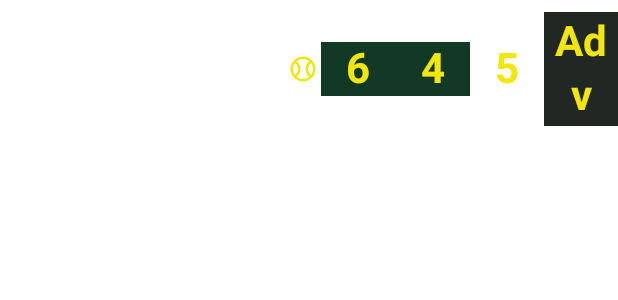
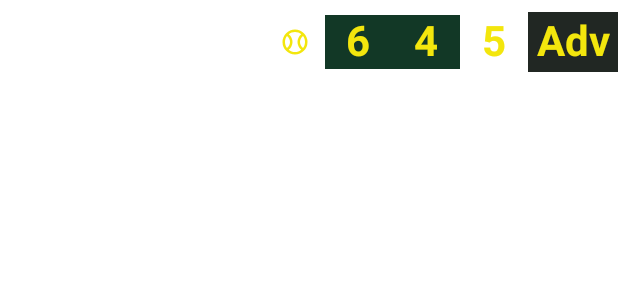
Before and after one commit to carlosjimz87/TennisScoreboard, an Android app built with Jetpack Compose: the @Preview function PreviewPlayerRow_Advantage, on a phone screen of 412 x 824 dp. Shown: the top 300 px of the screen. Run offline under Robolectric (Android 15) with nearby library versions, the phone set to English and light mode, and no system bars.

Commit message:
:art: Improve ui details

```diff
--- a/app/src/main/java/com/carlosjimz87/tennisscoreboard/ui/composables/atoms/BallOrTrophy.kt
+++ b/app/src/main/java/com/carlosjimz87/tennisscoreboard/ui/composables/atoms/BallOrTrophy.kt
@@ -3,6 +3,7 @@ package com.carlosjimz87.tennisscoreboard.ui.composables.atoms
 import androidx.compose.foundation.layout.Box
 import androidx.compose.foundation.layout.Spacer
 import androidx.compose.foundation.layout.size
+import androidx.compose.foundation.layout.width
 import androidx.compose.runtime.Composable
 import androidx.compose.ui.Alignment
 import androidx.compose.ui.Modifier
@@ -24,4 +25,5 @@ fun BallOrTrophy(
             else -> Spacer(modifier = Modifier.size(24.dp))
         }
     }
+    Spacer(modifier = Modifier.width(8.dp))
 }
--- a/app/src/main/java/com/carlosjimz87/tennisscoreboard/ui/composables/atoms/CurrentGame.kt
+++ b/app/src/main/java/com/carlosjimz87/tennisscoreboard/ui/composables/atoms/CurrentGame.kt
@@ -1,11 +1,14 @@
 package com.carlosjimz87.tennisscoreboard.ui.composables.atoms
 import androidx.compose.foundation.background
 import androidx.compose.foundation.layout.RowScope
+import androidx.compose.foundation.layout.defaultMinSize
+import androidx.compose.foundation.layout.fillMaxWidth
 import androidx.compose.foundation.layout.padding
 import androidx.compose.foundation.layout.widthIn
 import androidx.compose.material3.MaterialTheme
 import androidx.compose.material3.Text
 import androidx.compose.runtime.Composable
+import androidx.compose.ui.Alignment
 import androidx.compose.ui.Modifier
 import androidx.compose.ui.text.font.FontWeight
 import androidx.compose.ui.text.style.TextAlign
@@ -13,17 +16,17 @@ import androidx.compose.ui.unit.dp
 import com.carlosjimz87.tennisscoreboard.ui.theme.Colors
 
 @Composable
-fun RowScope.CurrentGame(currentGameScore: String, isTieBreak: Boolean) {
-    val color = if (isTieBreak) Colors.red else Colors.darkGreen
+fun CurrentGame(currentGameScore: String, isTieBreak: Boolean) {
+    val backgroundColor = if (isTieBreak) Colors.red else Colors.darkGreen
 
     Text(
         text = currentGameScore,
         style = MaterialTheme.typography.headlineMedium,
         modifier = Modifier
-            .weight(1f)
-            .background(color)
+            .fillMaxWidth()
+            .background(backgroundColor)
             .padding(horizontal = 2.dp, vertical = 2.dp)
-            .widthIn(min = 50.dp), // Ensure a minimum width sufficient for 3 characters
+            .defaultMinSize(minWidth = 60.dp), // Minimum width to accommodate "DEU" or "ADV"
         textAlign = TextAlign.Center,
         color = Colors.yellow,
         fontWeight = FontWeight.Bold
--- a/app/src/main/java/com/carlosjimz87/tennisscoreboard/ui/composables/molecules/PlayerRow.kt
+++ b/app/src/main/java/com/carlosjimz87/tennisscoreboard/ui/composables/molecules/PlayerRow.kt
@@ -1,9 +1,11 @@
 package com.carlosjimz87.tennisscoreboard.ui.composables.molecules
 
+import androidx.compose.foundation.layout.Box
 import androidx.compose.foundation.layout.Row
 import androidx.compose.foundation.layout.Spacer
 import androidx.compose.foundation.layout.fillMaxWidth
 import androidx.compose.foundation.layout.padding
+import androidx.compose.foundation.layout.width
 import androidx.compose.runtime.Composable
 import androidx.compose.ui.Alignment
 import androidx.compose.ui.Modifier
@@ -34,11 +36,13 @@ fun PlayerRow(
             .padding(vertical = 8.dp),
         verticalAlignment = Alignment.CenterVertically,
     ) {
+        // Player Name
         PlayerName(player.desc)
 
+        // Spacer to align elements
         Spacer(modifier = Modifier.weight(1f))
 
-        // Show a (Ball for Serving || Trophy for Match Winner)
+        // Ball or Trophy icon
         BallOrTrophy(matchWinner == player, isServing)
 
         // Previous Set Scores
@@ -47,8 +51,15 @@ fun PlayerRow(
         // Current Set Score
         CurrentSet(currentSetScore)
 
-        // Current Game Score
-        CurrentGame(currentGameScore, isTieBreak)
+        // Ensure consistent width for Current Game Score
+        Box(
+            modifier = Modifier
+                .width(60.dp) // Enforce a fixed width for 3-character scores
+                .align(Alignment.CenterVertically),
+            contentAlignment = Alignment.Center
+        ) {
+            CurrentGame(currentGameScore, isTieBreak)
+        }
     }
 }
 
```
